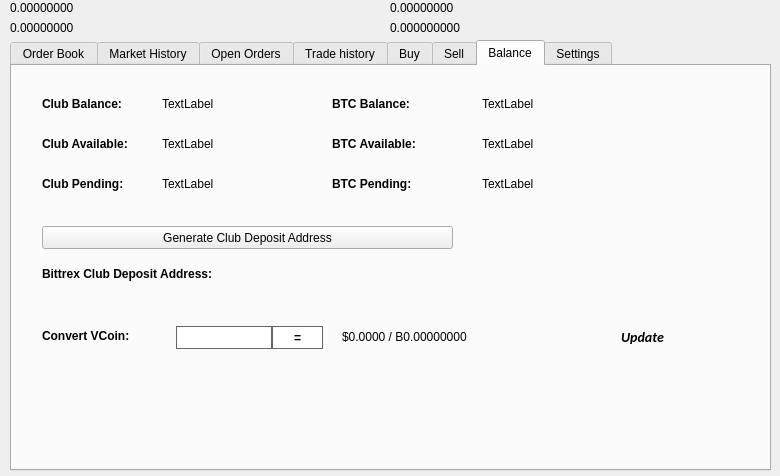
Qt form src/qt/forms/tradingdialog.ui (jonspock/tessa) before a commit.
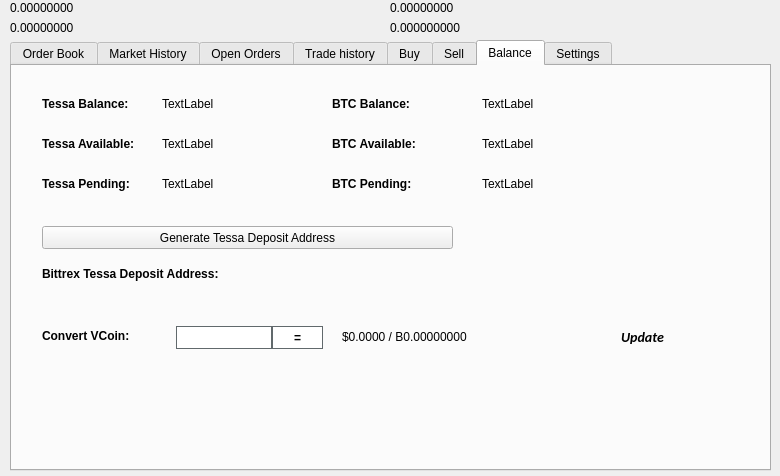
The same form after that commit. The open tabs and pages were chosen to show the change. Icons and pictures are not drawn.

```diff
--- a/src/qt/forms/tradingdialog.ui
+++ b/src/qt/forms/tradingdialog.ui
@@ -2762,7 +2762,7 @@
       </font>
      </property>
      <property name="text">
-      <string>Club Balance:</string>
+      <string>Tessa Balance:</string>
      </property>
     </widget>
     <widget class="QLabel" name="label_12">
@@ -2813,7 +2813,7 @@
       </font>
      </property>
      <property name="text">
-      <string>Club Available:</string>
+      <string>Tessa Available:</string>
      </property>
     </widget>
     <widget class="QLabel" name="label_14">
@@ -2832,7 +2832,7 @@
       </font>
      </property>
      <property name="text">
-      <string>Club Pending:</string>
+      <string>Tessa Pending:</string>
      </property>
     </widget>
     <widget class="QLabel" name="ClubPendingLabel">
@@ -2928,7 +2928,7 @@
       </font>
      </property>
      <property name="text">
-      <string>Bittrex Club Deposit Address:</string>
+      <string>Bittrex Tessa Deposit Address:</string>
      </property>
     </widget>
     <widget class="QPushButton" name="GenDepositBTN">
@@ -2941,7 +2941,7 @@
       </rect>
      </property>
      <property name="text">
-      <string>Generate Club Deposit Address</string>
+      <string>Generate Tessa Deposit Address</string>
      </property>
      <property name="icon">
       <iconset resource="../pivx.qrc">
```
Left out of the diff: 34 changed lines with no effect on the pictures.
